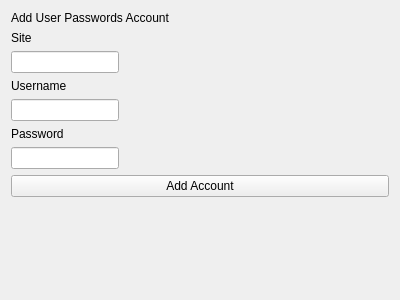
Before: the Qt Designer form GUI/addupsaccount.ui in jts5374/passMan, drawn with Qt 5.
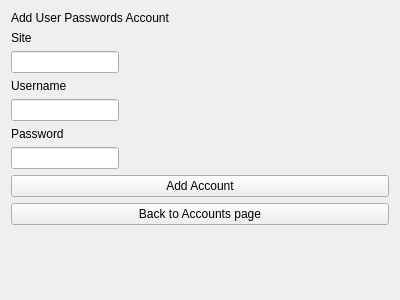
After: the same form once the commit is applied.

Commit message: added back button to addupsaccountspage

Patch:
```diff
--- a/GUI/addupsaccount.ui
+++ b/GUI/addupsaccount.ui
@@ -62,6 +62,13 @@
      </property>
     </widget>
    </item>
+   <item row="9" column="0" colspan="2">
+    <widget class="QPushButton" name="backbutton">
+     <property name="text">
+      <string>Back to Accounts page</string>
+     </property>
+    </widget>
+   </item>
   </layout>
  </widget>
  <resources/>
```
Left out of the diff: 2 changed lines with no effect on the pictures. The commit also changes 4 other files.
